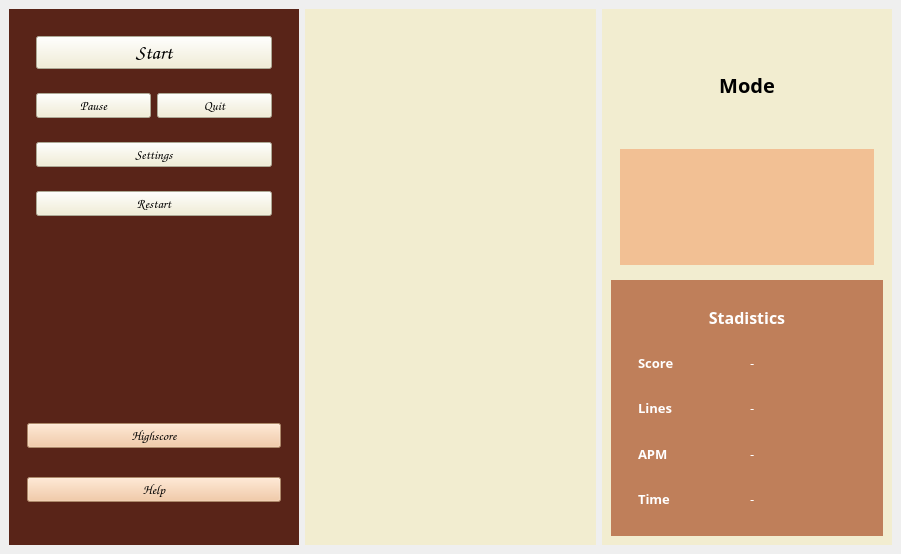
Old version of the form mainwindow.ui in the repository jairLucas/Tetris.
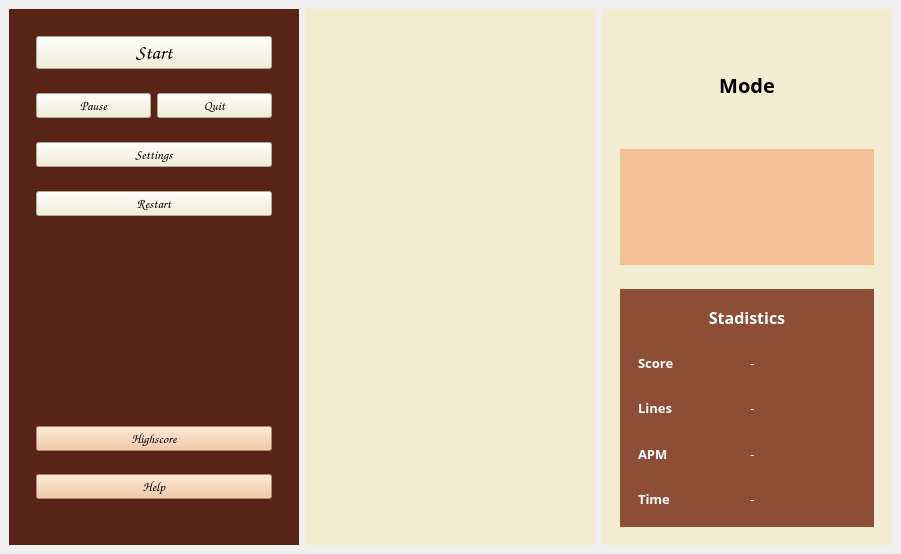
New version of the form.

Commit message: tamaño de widgets arreglado

The edit to the form file:
```diff
--- a/mainwindow.ui
+++ b/mainwindow.ui
@@ -143,6 +143,9 @@
         <widget class="QWidget" name="ununsed" native="true"/>
        </item>
        <item>
+        <widget class="QWidget" name="widget_6" native="true">
+         <layout class="QVBoxLayout" name="verticalLayout_11">
+          <item>
         <widget class="QWidget" name="widget_button_help" native="true">
          <layout class="QVBoxLayout" name="verticalLayout_5">
           <item>
@@ -185,6 +188,9 @@
       </layout>
      </widget>
     </item>
+      </layout>
+     </widget>
+    </item>
     <item>
      <widget class="QWidget" name="widget_tetris" native="true">
       <property name="styleSheet">
@@ -236,13 +242,13 @@
         </widget>
        </item>
        <item>
-        <widget class="QWidget" name="widget_data" native="true">
-         <property name="styleSheet">
-          <string notr="true">background-color: rgb(191, 127, 90);</string>
-         </property>
+        <widget class="QWidget" name="widget_data_2" native="true">
          <layout class="QVBoxLayout" name="verticalLayout_10">
           <item>
-           <widget class="QWidget" name="widget_6" native="true">
+           <widget class="QWidget" name="widget_data" native="true">
+            <property name="styleSheet">
+             <string notr="true">background-color: rgb(140, 78, 55);</string>
+            </property>
             <layout class="QVBoxLayout" name="verticalLayout_8">
              <item>
               <widget class="QLabel" name="label">
```
Lines whose indentation alone changed are shown as unchanged.
